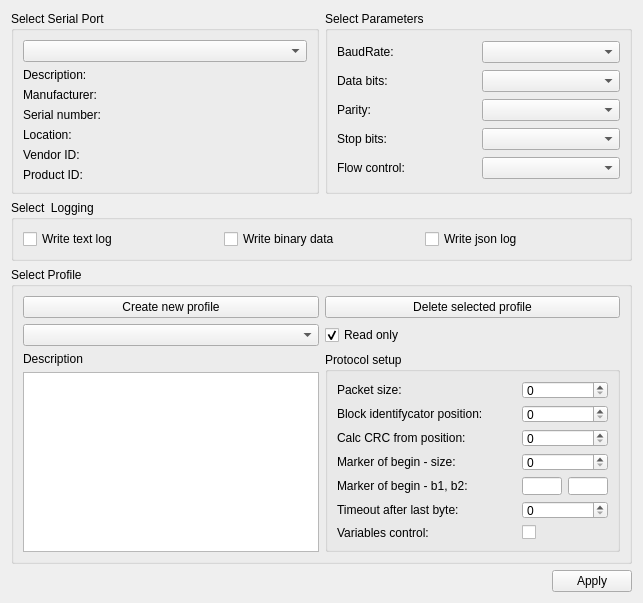
Before: the Qt Designer form settingsdialog.ui in nghtsnw/etrodiag, drawn with Qt 5.
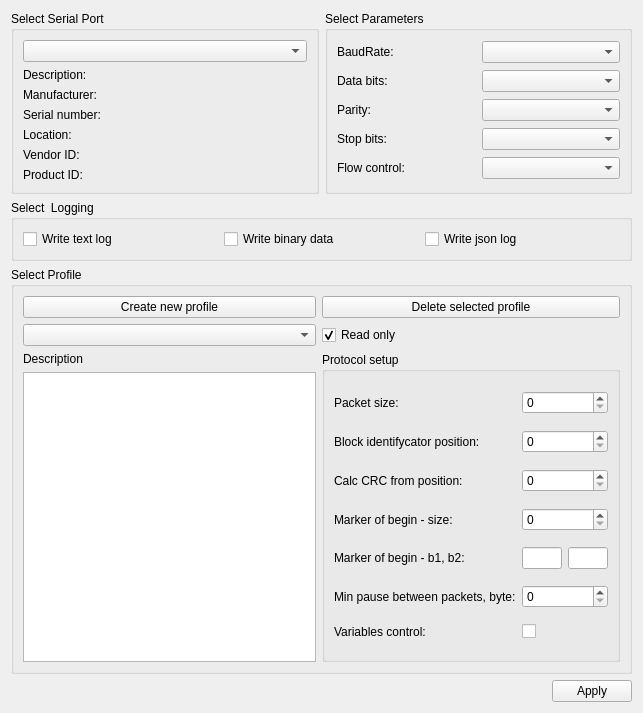
After: the same form once the commit is applied.

The edit to the form file:
```diff
--- a/settingsdialog.ui
+++ b/settingsdialog.ui
@@ -7,7 +7,7 @@
     <x>0</x>
     <y>0</y>
     <width>643</width>
-    <height>601</height>
+    <height>713</height>
    </rect>
   </property>
   <property name="windowTitle">
@@ -181,7 +181,7 @@
          <item row="5" column="0">
           <widget class="QLabel" name="timeoutLabel">
            <property name="text">
-            <string>Timeout after last byte:</string>
+            <string>Min pause between packets, byte:</string>
            </property>
           </widget>
          </item>
```
